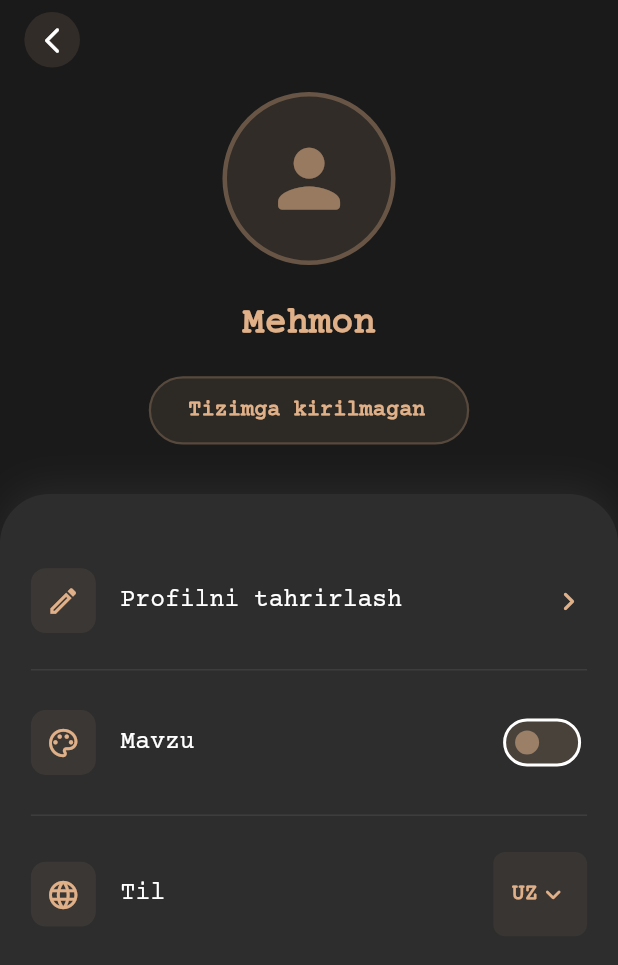
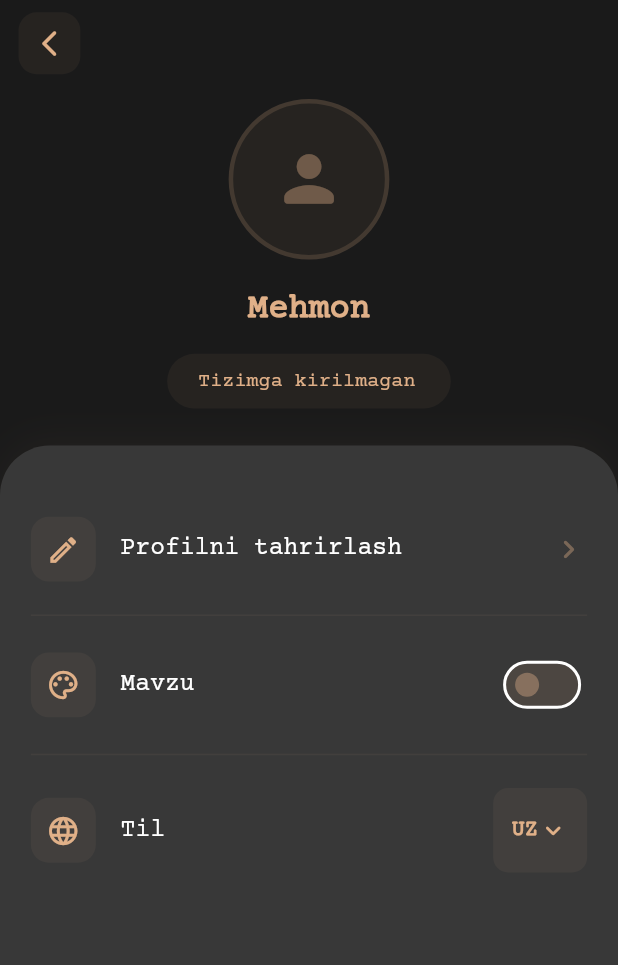
Before and after one commit to alisheraxmedov/Notes, a Flutter app: the SettingScreen screen opened directly, on a phone screen of 412 x 824 dp. Shown: the top 965 px of the screen. Run offline on Flutter 3.47's test engine with Material 3 defaults, Android fonts, the phone set to English and light mode, and no system bars; our stand-ins replace dio, drift, drift_flutter, easy_localization, firebase_core, flutter_local_notifications and 5 more; missing offline and left inert: flutter_quill; accounts and stored records are empty; generated files the repository leaves out were written again; project files that could hold a hidden picture were left out.

Commit message:
Chore: Project maintenance, dependency updates and platform files generation

```diff
--- /dev/null
+++ b/devtools_options.yaml
@@ -0,0 +1,3 @@
+description: This file stores settings for Dart & Flutter DevTools.
+documentation: https://docs.flutter.dev/tools/devtools/extensions#configure-extension-enablement-states
+extensions:
--- a/lib/features/settings/view/settings_view.dart
+++ b/lib/features/settings/view/settings_view.dart
@@ -1,7 +1,6 @@
 import 'package:easy_localization/easy_localization.dart';
 import 'package:flutter/material.dart';
 import 'package:get/get.dart' hide Trans;
-import 'package:notes/core/const/colors.dart';
 import 'package:notes/core/widgets/selectable_text.dart';
 import 'package:notes/core/widgets/text.dart';
 import 'package:notes/features/settings/controller/settings_controller.dart';
@@ -32,42 +31,45 @@ class _SettingScreenState extends State<SettingScreen> {
 //===============================================================================
 //================================ BACK BUTTON ==================================
 //===============================================================================
-            Row(
-              mainAxisAlignment: MainAxisAlignment.start,
-              children: [
-                Padding(
-                  padding: EdgeInsets.only(left: width * 0.02),
-                  child: IconButton(
-                    onPressed: () => Navigator.of(context).pop(),
-                    icon: Container(
-                      padding: EdgeInsets.all(width * 0.02),
+            Padding(
+              padding: EdgeInsets.symmetric(
+                horizontal: width * 0.03,
+                vertical: width * 0.02,
+              ),
+              child: Row(
+                mainAxisAlignment: MainAxisAlignment.start,
+                children: [
+                  GestureDetector(
+                    onTap: () => Navigator.of(context).pop(),
+                    child: Container(
+                      padding: EdgeInsets.all(width * 0.025),
                       decoration: BoxDecoration(
-                        shape: BoxShape.circle,
-                        color: colorScheme.secondary.withAlpha(30),
+                        color: colorScheme.secondary.withAlpha(15),
+                        borderRadius: BorderRadius.circular(12),
                       ),
                       child: Icon(
                         Icons.arrow_back_ios_new_rounded,
-                        color: colorScheme.inversePrimary,
+                        color: colorScheme.secondary,
                         size: width * 0.05,
                       ),
                     ),
                   ),
-                ),
-              ],
+                ],
+              ),
             ),
 //===============================================================================
 //=============================== PROFILE SECTION ===============================
 //===============================================================================
             SizedBox(height: width * 0.02),
-            // Profile Image - Dynamic based on auth state
+            // Profile Image
             Obx(() => Container(
-                  width: width * 0.28,
-                  height: width * 0.28,
+                  width: width * 0.26,
+                  height: width * 0.26,
                   decoration: BoxDecoration(
                     shape: BoxShape.circle,
-                    color: colorScheme.secondary.withAlpha(30),
+                    color: colorScheme.secondary.withAlpha(15),
                     border: Border.all(
-                      color: colorScheme.secondary.withAlpha(80),
+                      color: colorScheme.secondary.withAlpha(40),
                       width: 3,
                     ),
                   ),
@@ -78,50 +80,46 @@ class _SettingScreenState extends State<SettingScreen> {
                             fit: BoxFit.cover,
                             errorBuilder: (_, __, ___) => Icon(
                               Icons.person_rounded,
-                              size: width * 0.15,
-                              color: colorScheme.secondary.withAlpha(150),
+                              size: width * 0.12,
+                              color: colorScheme.secondary.withAlpha(100),
                             ),
                           )
                         : Icon(
                             Icons.person_rounded,
-                            size: width * 0.15,
-                            color: colorScheme.secondary.withAlpha(150),
+                            size: width * 0.12,
+                            color: colorScheme.secondary.withAlpha(100),
                           ),
                   ),
                 )),
-            SizedBox(height: width * 0.05),
-            // User Name - Dynamic
+            SizedBox(height: width * 0.04),
+            // User Name
             Obx(() => TextWidget(
                   width: width,
                   text: authController.displayName,
-                  fontSize: width * 0.06,
+                  fontSize: width * 0.055,
                   fontWeight: FontWeight.w700,
                   textColor: colorScheme.secondary,
                 )),
-            SizedBox(height: width * 0.04),
-            // Email Badge - Dynamic
+            SizedBox(height: width * 0.03),
+            // Email Badge
             Obx(() => Container(
                   padding: EdgeInsets.symmetric(
-                    horizontal: width * 0.06,
-                    vertical: width * 0.025,
+                    horizontal: width * 0.05,
+                    vertical: width * 0.02,
                   ),
                   decoration: BoxDecoration(
-                    color: colorScheme.secondary.withAlpha(25),
-                    borderRadius: BorderRadius.circular(25),
-                    border: Border.all(
-                      color: colorScheme.secondary.withAlpha(60),
-                      width: 1.5,
-                    ),
+                    color: colorScheme.secondary.withAlpha(15),
+                    borderRadius: BorderRadius.circular(20),
                   ),
                   child: SelectableTextWidget(
                     width: width,
                     text: authController.email,
-                    fontSize: width * 0.035,
-                    fontWeight: FontWeight.w600,
+                    fontSize: width * 0.032,
+                    fontWeight: FontWeight.w500,
                     textColor: colorScheme.secondary,
                   ),
                 )),
-            SizedBox(height: width * 0.08),
+            SizedBox(height: width * 0.06),
 //===============================================================================
 //=============================== SETTINGS LIST =================================
 //===============================================================================
@@ -129,22 +127,23 @@ class _SettingScreenState extends State<SettingScreen> {
               child: Container(
                 width: double.infinity,
                 decoration: BoxDecoration(
-                  color: colorScheme.onSurfaceVariant,
+                  color: colorScheme.surface,
                   borderRadius: BorderRadius.only(
                     topLeft: Radius.circular(width * 0.08),
                     topRight: Radius.circular(width * 0.08),
                   ),
                   boxShadow: [
                     BoxShadow(
-                      color: colorScheme.onSurface.withAlpha(15),
+                      color: colorScheme.secondary.withAlpha(10),
                       blurRadius: 20,
-                      offset: const Offset(0, -5),
+                      offset: const Offset(0, -4),
                     ),
                   ],
                 ),
                 child: Padding(
                   padding: EdgeInsets.all(width * 0.05),
                   child: SingleChildScrollView(
+                    physics: const BouncingScrollPhysics(),
                     child: Column(
                       children: [
                         SizedBox(height: width * 0.03),
@@ -170,7 +169,7 @@ class _SettingScreenState extends State<SettingScreen> {
                           width: width,
                           colorScheme: colorScheme,
                         ),
-                        // Logout - only show when logged in
+                        // Logout
                         Obx(() => authController.isLoggedIn
                             ? Column(
                                 children: [
@@ -180,8 +179,8 @@ class _SettingScreenState extends State<SettingScreen> {
                                     width: width,
                                     icon: Icons.logout_rounded,
                                     title: "logout".tr(),
-                                    iconColor: ColorClass.red,
-                                    textColor: ColorClass.red,
+                                    iconColor: Colors.red.shade400,
+                                    textColor: Colors.red.shade400,
                                     onTap: () => _showLogoutDialog(context),
                                   ),
                                 ],
@@ -199,10 +198,6 @@ class _SettingScreenState extends State<SettingScreen> {
     );
   }
 
-  //================================================================================
-  //=============================== SETTINGS ITEMS =================================
-  //================================================================================
-
   Widget _buildSettingsItem({
     required BuildContext context,
     required double width,
@@ -213,18 +208,18 @@ class _SettingScreenState extends State<SettingScreen> {
     Color? textColor,
   }) {
     final colorScheme = Theme.of(context).colorScheme;
-    return InkWell(
+    return GestureDetector(
       onTap: onTap,
-      borderRadius: BorderRadius.circular(12),
+      behavior: HitTestBehavior.opaque,
       child: Padding(
-        padding: EdgeInsets.symmetric(vertical: width * 0.04),
+        padding: EdgeInsets.symmetric(vertical: width * 0.035),
         child: Row(
           children: [
             Container(
               padding: EdgeInsets.all(width * 0.025),
               decoration: BoxDecoration(
-                color: (iconColor ?? colorScheme.secondary).withAlpha(20),
-                borderRadius: BorderRadius.circular(10),
+                color: (iconColor ?? colorScheme.secondary).withAlpha(15),
+                borderRadius: BorderRadius.circular(12),
               ),
               child: Icon(
                 icon,
@@ -239,13 +234,13 @@ class _SettingScreenState extends State<SettingScreen> {
                 text: title,
                 fontSize: width * 0.04,
                 fontWeight: FontWeight.w500,
-                textColor: textColor ?? colorScheme.onSurface,
+                textColor: textColor ?? colorScheme.inversePrimary,
               ),
             ),
             Icon(
               Icons.chevron_right_rounded,
               size: width * 0.06,
-              color: colorScheme.secondary,
+              color: colorScheme.secondary.withAlpha(100),
             ),
           ],
         ),
@@ -253,24 +248,20 @@ class _SettingScreenState extends State<SettingScreen> {
     );
   }
 
-  //================================================================================
-  //=============================== THEME ITEM =====================================
-  //================================================================================
-
   Widget _buildThemeItem({
     required BuildContext context,
     required double width,
     required ColorScheme colorScheme,
   }) {
     return Padding(
-      padding: EdgeInsets.symmetric(vertical: width * 0.04),
+      padding: EdgeInsets.symmetric(vertical: width * 0.035),
       child: Row(
         children: [
           Container(
             padding: EdgeInsets.all(width * 0.025),
             decoration: BoxDecoration(
-              color: colorScheme.secondary.withAlpha(20),
-              borderRadius: BorderRadius.circular(10),
+              color: colorScheme.secondary.withAlpha(15),
+              borderRadius: BorderRadius.circular(12),
             ),
             child: Icon(
               Icons.palette_outlined,
@@ -285,7 +276,7 @@ class _SettingScreenState extends State<SettingScreen> {
               text: "theme".tr(),
               fontSize: width * 0.04,
               fontWeight: FontWeight.w500,
-              textColor: colorScheme.onSurface,
+              textColor: colorScheme.inversePrimary,
             ),
           ),
           Obx(
@@ -295,9 +286,9 @@ class _SettingScreenState extends State<SettingScreen> {
                 settingsController.changeTheme(value);
               },
               activeThumbColor: colorScheme.secondary,
-              activeTrackColor: colorScheme.secondary.withAlpha(80),
-              inactiveThumbColor: colorScheme.secondary.withAlpha(150),
-              inactiveTrackColor: colorScheme.secondary.withAlpha(40),
+              activeTrackColor: colorScheme.secondary.withAlpha(60),
+              inactiveThumbColor: colorScheme.secondary.withAlpha(120),
+              inactiveTrackColor: colorScheme.secondary.withAlpha(30),
             ),
           ),
         ],
@@ -305,24 +296,20 @@ class _SettingScreenState extends State<SettingScreen> {
     );
   }
 
-  //================================================================================
-  //=============================== LANGUAGE ITEM ==================================
-  //================================================================================
-
   Widget _buildLanguageItem({
     required BuildContext context,
     required double width,
     required ColorScheme colorScheme,
   }) {
     return Padding(
-      padding: EdgeInsets.symmetric(vertical: width * 0.04),
+      padding: EdgeInsets.symmetric(vertical: width * 0.035),
       child: Row(
         children: [
           Container(
             padding: EdgeInsets.all(width * 0.025),
             decoration: BoxDecoration(
-              color: colorScheme.secondary.withAlpha(20),
-              borderRadius: BorderRadius.circular(10),
+              color: colorScheme.secondary.withAlpha(15),
+              borderRadius: BorderRadius.circular(12),
             ),
             child: Icon(
               Icons.language_rounded,
@@ -337,7 +324,7 @@ class _SettingScreenState extends State<SettingScreen> {
               text: "language".tr(),
               fontSize: width * 0.04,
               fontWeight: FontWeight.w500,
-              textColor: colorScheme.onSurface,
+              textColor: colorScheme.inversePrimary,
             ),
           ),
           Container(
@@ -347,12 +334,12 @@ class _SettingScreenState extends State<SettingScreen> {
             ),
             decoration: BoxDecoration(
               color: colorScheme.secondary.withAlpha(15),
-              borderRadius: BorderRadius.circular(8),
+              borderRadius: BorderRadius.circular(10),
             ),
             child: DropdownButtonHideUnderline(
               child: DropdownButton<Locale>(
                 dropdownColor: colorScheme.surface,
-                elevation: 4,
+                elevation: 2,
                 value: context.locale,
                 icon: Icon(
                   Icons.keyboard_arrow_down_rounded,
@@ -397,16 +384,11 @@ class _SettingScreenState extends State<SettingScreen> {
 
   Widget _buildDivider(ColorScheme colorScheme) {
     return Divider(
-      color: colorScheme.onSurface.withAlpha(20),
+      color: colorScheme.secondary.withAlpha(15),
       thickness: 1,
     );
   }
 
-  //================================================================================
-  //=============================== LOGOUT DIALOG ==================================
-  //================================================================================
-
-  /// Shows logout confirmation dialog.
   void _showLogoutDialog(BuildContext context) {
     final colorScheme = Theme.of(context).colorScheme;
     final width = MediaQuery.sizeOf(context).width;
@@ -415,21 +397,21 @@ class _SettingScreenState extends State<SettingScreen> {
       AlertDialog(
         backgroundColor: colorScheme.surface,
         shape: RoundedRectangleBorder(
-          borderRadius: BorderRadius.circular(16),
+          borderRadius: BorderRadius.circular(20),
         ),
         title: TextWidget(
           width: width,
           text: "logout".tr(),
           fontSize: width * 0.05,
           fontWeight: FontWeight.w700,
-          textColor: colorScheme.onSurface,
+          textColor: colorScheme.inversePrimary,
         ),
         content: TextWidget(
           width: width,
           text: "logout_confirm".tr(),
           fontSize: width * 0.038,
           fontWeight: FontWeight.w400,
-          textColor: colorScheme.onSurface.withAlpha(180),
+          textColor: colorScheme.inversePrimary.withAlpha(150),
         ),
         actions: [
           TextButton(
@@ -439,7 +421,7 @@ class _SettingScreenState extends State<SettingScreen> {
               text: "cancel".tr(),
               fontSize: width * 0.038,
               fontWeight: FontWeight.w600,
-              textColor: colorScheme.primary,
+              textColor: colorScheme.secondary,
             ),
           ),
           TextButton(
@@ -452,7 +434,7 @@ class _SettingScreenState extends State<SettingScreen> {
               text: "logout".tr(),
               fontSize: width * 0.038,
               fontWeight: FontWeight.w600,
-              textColor: ColorClass.red,
+              textColor: Colors.red.shade400,
             ),
           ),
         ],
--- a/pubspec.yaml
+++ b/pubspec.yaml
@@ -32,6 +32,7 @@ dependencies:
   googleapis_auth: ^2.0.0
   dio: ^5.9.1
   http_parser: ^4.1.2
+  flutter_quill: ^11.5.0
 
 dev_dependencies:
   flutter_test:
```
Also changed, not shown: pubspec.lock, 14 other files.
